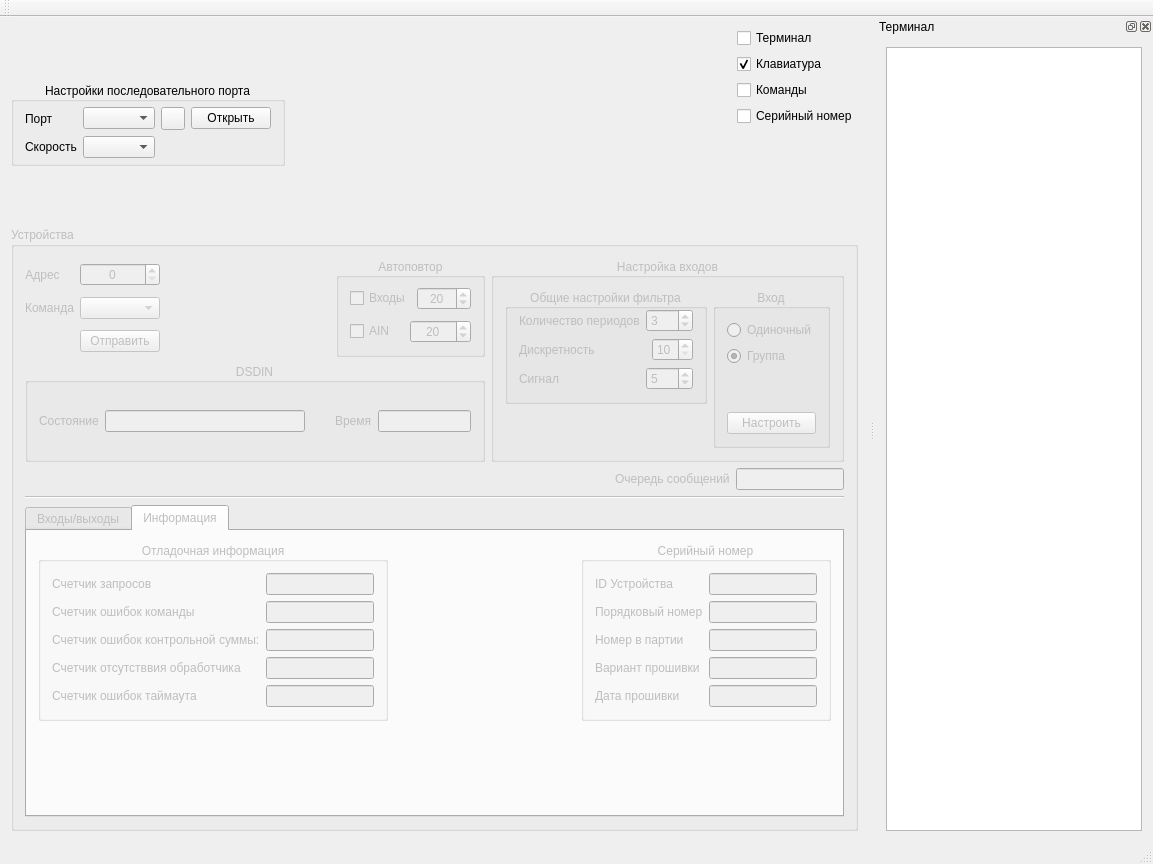
vlarry/emulator, file mainwindow.ui: the form before one commit.
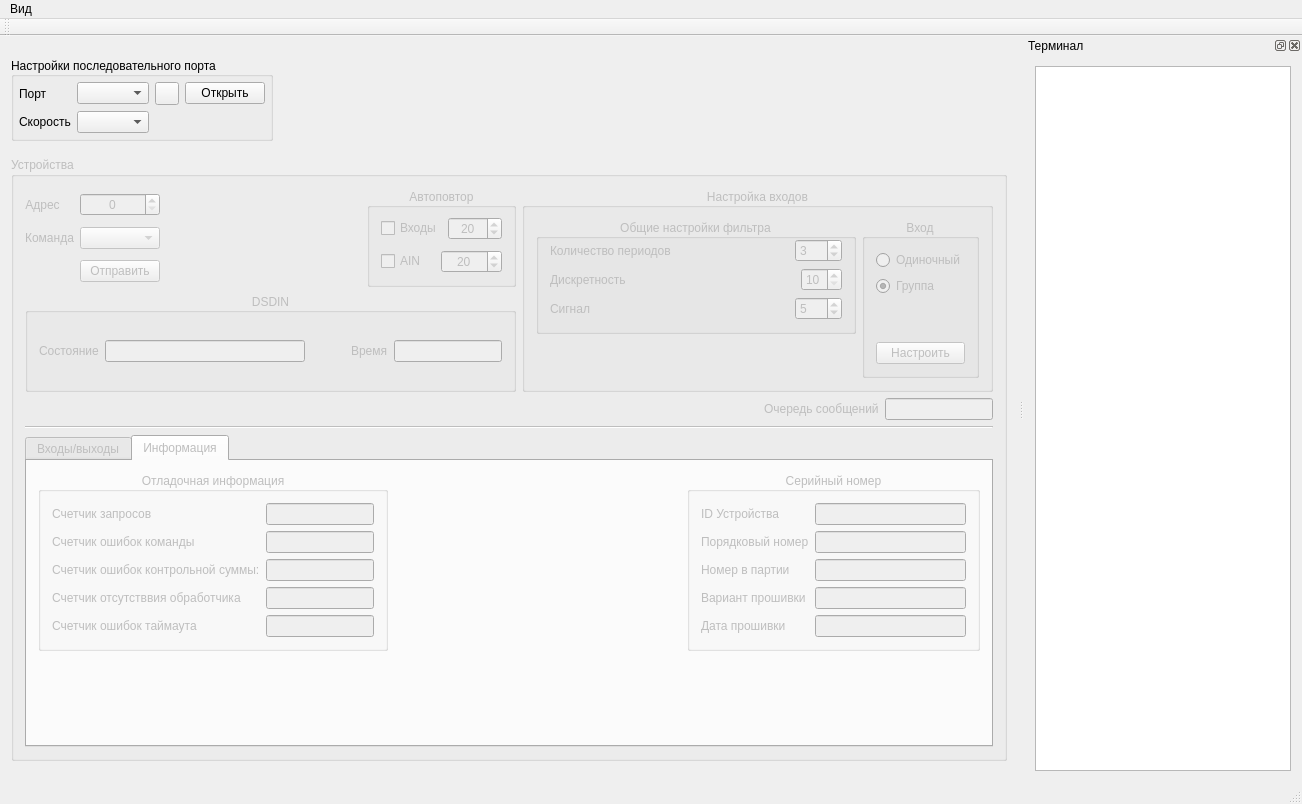
The form after the commit. Icons and pictures are not drawn. Custom widgets are drawn as their Qt base class.

Commit message: Изменение интерфейса: Управление дополнительными модулями перенесено в меню "Вид" (Терминал, Команды, Серийный номер, Клавиатура).

```diff
--- a/mainwindow.ui
+++ b/mainwindow.ui
@@ -6,8 +6,8 @@
    <rect>
     <x>0</x>
     <y>0</y>
-    <width>1153</width>
-    <height>864</height>
+    <width>1302</width>
+    <height>804</height>
    </rect>
   </property>
   <property name="windowTitle">
@@ -17,12 +17,10 @@
    <string/>
   </property>
   <widget class="QWidget" name="centralWidget">
-   <layout class="QVBoxLayout" name="verticalLayout_34">
+   <layout class="QVBoxLayout" name="verticalLayout_5">
     <item>
      <layout class="QHBoxLayout" name="horizontalLayout_18">
       <item>
-       <layout class="QHBoxLayout" name="horizontalLayout_11">
-        <item>
          <widget class="QGroupBox" name="grboxComPort">
           <property name="sizePolicy">
            <sizepolicy hsizetype="Fixed" vsizetype="Fixed">
@@ -34,47 +32,29 @@
            <string>Настройки последовательного порта</string>
           </property>
           <property name="alignment">
-           <set>Qt::AlignCenter</set>
+         <set>Qt::AlignLeading|Qt::AlignLeft|Qt::AlignVCenter</set>
           </property>
           <property name="flat">
            <bool>false</bool>
           </property>
-          <layout class="QGridLayout" name="gridLayout">
+        <layout class="QHBoxLayout" name="horizontalLayout_11">
+         <property name="spacing">
+          <number>5</number>
+         </property>
+         <property name="leftMargin">
+          <number>5</number>
+         </property>
            <property name="topMargin">
             <number>5</number>
            </property>
+         <property name="rightMargin">
+          <number>5</number>
+         </property>
            <property name="bottomMargin">
             <number>5</number>
            </property>
-           <item row="0" column="6">
-            <widget class="QPushButton" name="pbCtrlPort">
-             <property name="toolTip">
-              <string>CTRL port</string>
-             </property>
-             <property name="text">
-              <string>Открыть</string>
-             </property>
-             <property name="checkable">
-              <bool>true</bool>
-             </property>
-             <property name="checked">
-              <bool>false</bool>
-             </property>
-             <property name="autoDefault">
-              <bool>false</bool>
-             </property>
-             <property name="flat">
-              <bool>false</bool>
-             </property>
-            </widget>
-           </item>
-           <item row="2" column="0" colspan="2">
-            <widget class="QLabel" name="lblNameBaudrate">
-             <property name="text">
-              <string>Скорость</string>
-             </property>
-            </widget>
-           </item>
+         <item>
+          <layout class="QGridLayout" name="gridLayout_6">
            <item row="0" column="0">
             <widget class="QLabel" name="lblNamePort">
              <property name="sizePolicy">
@@ -103,7 +83,14 @@
              </property>
             </widget>
            </item>
-           <item row="0" column="4" colspan="2">
+           <item row="1" column="0">
+            <widget class="QLabel" name="lblNameBaudrate">
+             <property name="text">
+              <string>Скорость</string>
+             </property>
+            </widget>
+           </item>
+           <item row="0" column="3">
             <widget class="QToolButton" name="tbPortRefresh">
              <property name="toolTip">
               <string>Refresh</string>
@@ -117,85 +104,77 @@
              </property>
             </widget>
            </item>
-           <item row="0" column="3">
+           <item row="0" column="2">
             <widget class="QComboBox" name="cbPortNames">
+             <property name="sizePolicy">
+              <sizepolicy hsizetype="Fixed" vsizetype="Fixed">
+               <horstretch>0</horstretch>
+               <verstretch>0</verstretch>
+              </sizepolicy>
+             </property>
              <property name="toolTip">
               <string>List ports</string>
              </property>
             </widget>
            </item>
-           <item row="2" column="3">
+           <item row="0" column="4">
+            <widget class="QPushButton" name="pbCtrlPort">
+             <property name="sizePolicy">
+              <sizepolicy hsizetype="Fixed" vsizetype="Fixed">
+               <horstretch>0</horstretch>
+               <verstretch>0</verstretch>
+              </sizepolicy>
+             </property>
+             <property name="toolTip">
+              <string>CTRL port</string>
+             </property>
+             <property name="text">
+              <string>Открыть</string>
+             </property>
+             <property name="checkable">
+              <bool>true</bool>
+             </property>
+             <property name="checked">
+              <bool>false</bool>
+             </property>
+             <property name="autoDefault">
+              <bool>false</bool>
+             </property>
+             <property name="flat">
+              <bool>false</bool>
+             </property>
+            </widget>
+           </item>
+           <item row="1" column="2">
             <widget class="QComboBox" name="cbBaudrate">
+             <property name="sizePolicy">
+              <sizepolicy hsizetype="Fixed" vsizetype="Fixed">
+               <horstretch>0</horstretch>
+               <verstretch>0</verstretch>
+              </sizepolicy>
+             </property>
              <property name="toolTip">
               <string>Baudrate</string>
              </property>
             </widget>
            </item>
           </layout>
+         </item>
+        </layout>
          </widget>
         </item>
         <item>
-         <spacer name="horizontalSpacer_16">
+       <spacer name="horizontalSpacer_13">
           <property name="orientation">
            <enum>Qt::Horizontal</enum>
           </property>
           <property name="sizeHint" stdset="0">
            <size>
-            <width>40</width>
+          <width>48</width>
             <height>20</height>
            </size>
           </property>
          </spacer>
-        </item>
-       </layout>
-      </item>
-      <item>
-       <layout class="QVBoxLayout" name="verticalLayout_5">
-        <item>
-         <widget class="QCheckBox" name="cboxTerminal">
-          <property name="text">
-           <string>Терминал</string>
-          </property>
-         </widget>
-        </item>
-        <item>
-         <widget class="QCheckBox" name="cbKeyboard">
-          <property name="text">
-           <string>Клавиатура</string>
-          </property>
-          <property name="checked">
-           <bool>true</bool>
-          </property>
-         </widget>
-        </item>
-        <item>
-         <widget class="QCheckBox" name="cbCommand">
-          <property name="text">
-           <string>Команды</string>
-          </property>
-         </widget>
-        </item>
-        <item>
-         <widget class="QCheckBox" name="checkBoxSerialConfig">
-          <property name="text">
-           <string>Серийный номер</string>
-          </property>
-         </widget>
-        </item>
-        <item>
-         <spacer name="verticalSpacer_3">
-          <property name="orientation">
-           <enum>Qt::Vertical</enum>
-          </property>
-          <property name="sizeHint" stdset="0">
-           <size>
-            <width>20</width>
-            <height>40</height>
-           </size>
-          </property>
-         </spacer>
-        </item>
-       </layout>
       </item>
      </layout>
     </item>
@@ -4453,10 +4432,20 @@
     <rect>
      <x>0</x>
      <y>0</y>
-     <width>1153</width>
+     <width>1302</width>
      <height>26</height>
     </rect>
    </property>
+   <widget class="QMenu" name="menu">
+    <property name="title">
+     <string>Вид</string>
+    </property>
+    <addaction name="actionTerminal"/>
+    <addaction name="actionCommand"/>
+    <addaction name="actionSerialNumber"/>
+    <addaction name="actionKeyboard"/>
+   </widget>
+   <addaction name="menu"/>
   </widget>
   <widget class="QToolBar" name="mainToolBar">
    <attribute name="toolBarArea">
```
Left out of the diff: 44 changed lines with no effect on the pictures. Lines whose indentation alone changed are shown as unchanged. The commit also changes 5 other files.
